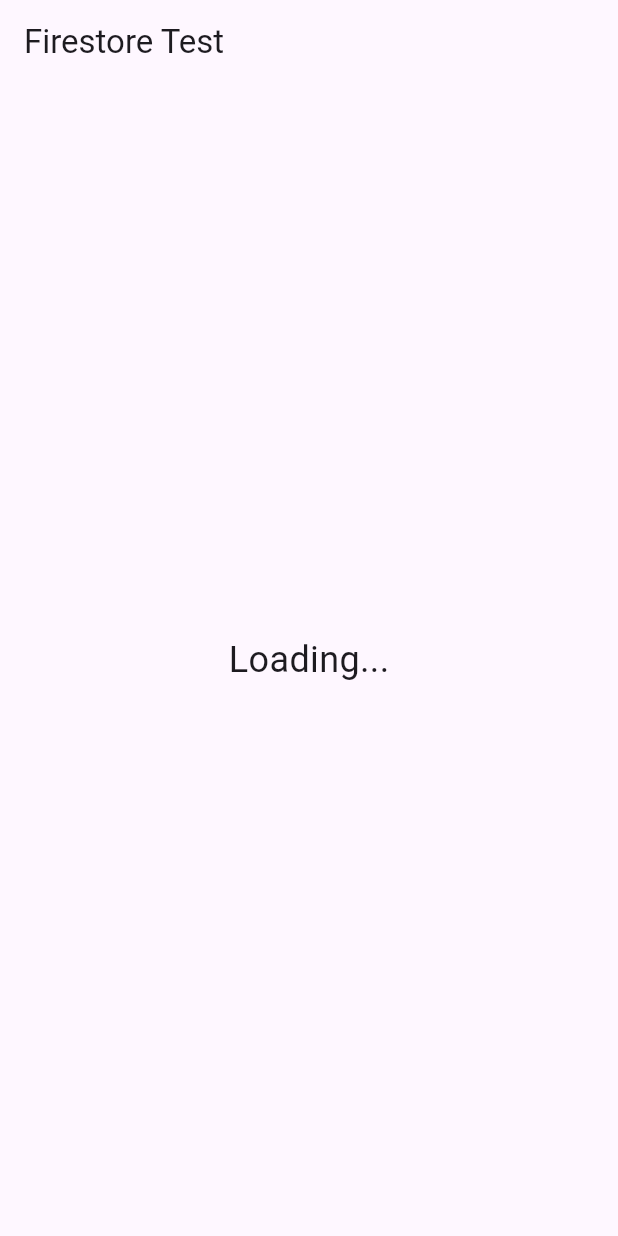
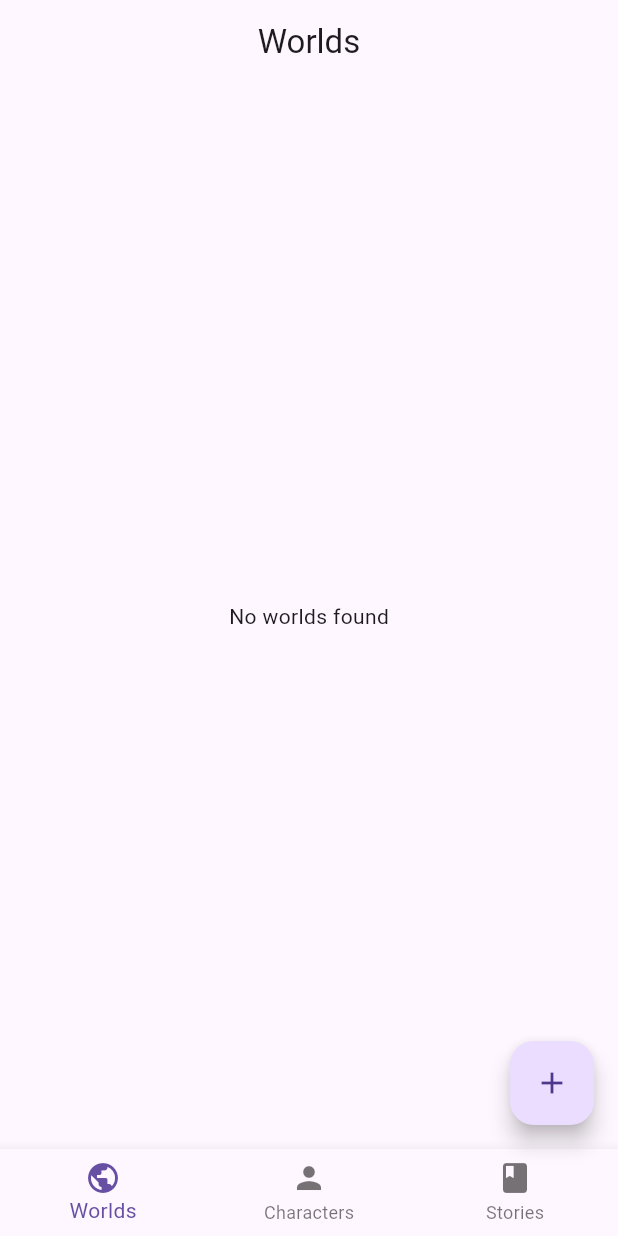
Before and after one commit to JosipRoncevic/LoreLabFlutter, a Flutter app: the screen it shows after launch, on a phone screen of 412 x 824 dp. Run offline on Flutter 3.47's test engine with Material 3 defaults, Android fonts, the phone set to English and light mode, and no system bars; our stand-ins replace cloud_firestore, firebase_core; accounts and stored records are empty.

Commit message:
main nav and worlds list

```diff
--- /dev/null
+++ b/lorelabappf/lib/data/models/world_model.dart
@@ -0,0 +1,26 @@
+class World {
+  final String id;
+  final String name;
+  final String description;
+
+  World({
+    required this.id,
+    required this.name,
+    required this.description,
+  });
+
+  factory World.fromMap(Map<String, dynamic> map, String documentId){
+    return World(
+      id: documentId,
+      name: map['name'],
+      description: map['description'],
+    );
+  }
+
+  Map<String,dynamic> toMap() {
+    return {
+      'name': name,
+      'description': description,
+    };
+  }
+}
--- /dev/null
+++ b/lorelabappf/lib/data/repository/world_repository.dart
@@ -0,0 +1,9 @@
+import 'package:lorelabappf/services/world_service.dart';
+import '../models/world_model.dart';
+
+class WorldRepository {
+  final WorldService _service = WorldService();
+
+  Future<List<World>> getWorlds() => _service.fetchWorlds();
+  Future<void> addWorld(World world) => _service.addWorld(world);
+}
--- a/lorelabappf/lib/main.dart
+++ b/lorelabappf/lib/main.dart
@@ -1,57 +1,28 @@
 import 'package:firebase_core/firebase_core.dart';
 import 'package:flutter/material.dart';
-import 'package:cloud_firestore/cloud_firestore.dart';
+import 'package:lorelabappf/ui/main_navigation.dart';
+import 'package:lorelabappf/ui/viewmodel/world_viewmodel.dart';
+import 'package:provider/provider.dart';
 
 void main() async {
   WidgetsFlutterBinding.ensureInitialized();
   await Firebase.initializeApp();
-  runApp(MyApp());
+
+  runApp(
+    MultiProvider(
+      providers: [
+        ChangeNotifierProvider(create: (context) => WorldViewModel()),
+      ],
+      child: MyApp(),
+    )
+  );
 }
 
 class MyApp extends StatelessWidget {
   @override
   Widget build(BuildContext context) {
     return MaterialApp(
-      home: FirestoreTest(),
+      home: MainNavigation(),
     );
   }
 }
-
-class FirestoreTest extends StatefulWidget {
-  @override
-  _FirestoreTestState createState() => _FirestoreTestState();
-}
-
-class _FirestoreTestState extends State<FirestoreTest> {
-  String message = "Loading...";
-
-  @override
-  void initState() {
-    super.initState();
-    _fetchMessage();
-  }
-
-  void _fetchMessage() async {
-    var doc = await FirebaseFirestore.instance
-        .collection('testCollection')
-        .doc('testDoc')
-        .get();
-
-    setState(() {
-      message = doc['message'];
-    });
-  }
-
-  @override
-  Widget build(BuildContext context) {
-    return Scaffold(
-      appBar: AppBar(title: Text("Firestore Test")),
-      body: Center(
-        child: Text(
-          message,
-          style: TextStyle(fontSize: 24),
-        ),
-      ),
-    );
-  }
-}
--- /dev/null
+++ b/lorelabappf/lib/ui/main_navigation.dart
@@ -0,0 +1,68 @@
+import 'package:flutter/material.dart';
+import 'package:lorelabappf/ui/dialogs/create_dialog.dart';
+import 'package:lorelabappf/ui/screens/worlds_screen.dart';
+
+class MainNavigation extends StatefulWidget{
+  @override
+  _MainNavigationState createState() => _MainNavigationState();
+}
+
+class _MainNavigationState extends State<MainNavigation> {
+  int _selectedIndex = 0;
+
+  final List<Widget> _screens = [
+    WorldsScreen(),
+    //CharactersScreen(),
+    //StoriesScreen(),
+  ];
+
+  void _onItemTapped(int index) {
+    setState(() {
+      _selectedIndex = index;
+    });
+  }
+
+  void _showCreateDialog() {
+    showDialog(
+      context: context,
+      builder: (context) => CreateDialog(),
+    );
+  }
+
+  @override
+  Widget build(BuildContext context) {
+    return Scaffold(
+      appBar: AppBar(
+        title: Text(_getAppBarTitle(_selectedIndex)),
+        centerTitle: true,
+      ),
+      body: _screens[_selectedIndex],
+      floatingActionButton: FloatingActionButton(
+        onPressed: _showCreateDialog,
+        child: Icon(Icons.add),
+      ),
+      bottomNavigationBar: BottomNavigationBar(
+        currentIndex: _selectedIndex,
+        onTap: _onItemTapped,
+        items: [
+          BottomNavigationBarItem(icon: Icon(Icons.public), label: 'Worlds'),
+          BottomNavigationBarItem(icon: Icon(Icons.person), label: 'Characters'),
+          BottomNavigationBarItem(icon: Icon(Icons.book), label: 'Stories'),
+        ],
+      ),
+    );
+  }
+
+  String _getAppBarTitle(int index) {
+    switch (index) {
+      case 0:
+        return 'Worlds';
+      case 1:
+        return 'Characters';
+      case 2:
+        return 'Stories';
+      default:
+        return '';
+    }
+  }
+}
--- /dev/null
+++ b/lorelabappf/lib/ui/screens/worlds_screen.dart
@@ -0,0 +1,30 @@
+import 'package:flutter/material.dart';
+import 'package:provider/provider.dart';
+
+import '../viewmodel/world_viewmodel.dart';
+
+class WorldsScreen extends StatelessWidget {
+  const WorldsScreen({super.key});
+
+  @override
+  Widget build(BuildContext context) {
+    context.read<WorldViewModel>().loadWorlds();
+
+    return Consumer<WorldViewModel>(
+      builder: (context, viewModel, child) {
+        if (viewModel.worlds.isEmpty) {
+          return Center(child: Text("No worlds found"));
+        }
+        return ListView.builder(
+          itemCount: viewModel.worlds.length,
+          itemBuilder: (context, index) {
+            return ListTile(
+              title: Text(viewModel.worlds[index].name),
+              subtitle: Text(viewModel.worlds[index].description),
+            );
+          },
+        );
+      },
+    );
+  }
+}
--- /dev/null
+++ b/lorelabappf/lib/ui/viewmodel/world_viewmodel.dart
@@ -0,0 +1,14 @@
+import 'package:flutter/widgets.dart';
+import 'package:lorelabappf/data/repository/world_repository.dart';
+import '../../data/models/world_model.dart';
+
+class WorldViewModel extends ChangeNotifier{
+  final WorldRepository _repository = WorldRepository();
+
+  List<World> worlds = [];
+
+  Future<void> loadWorlds() async {
+    worlds = await _repository.getWorlds();
+    notifyListeners();
+  }
+}
--- a/lorelabappf/pubspec.yaml
+++ b/lorelabappf/pubspec.yaml
@@ -36,6 +36,7 @@
   cupertino_icons: ^1.0.8
   firebase_core: ^2.30.1
   cloud_firestore: ^4.15.7
+  provider: ^6.1.4
 
 dev_dependencies:
   flutter_test:
```
Also changed, not shown: lorelabappf/lib/services/world_service.dart (added, +18 -0 lines), lorelabappf/lib/ui/dialogs/create_dialog.dart (added, +39 -0 lines), lorelabappf/lib/ui/screens/create_world_screen.dart (added), lorelabappf/pubspec.lock.
